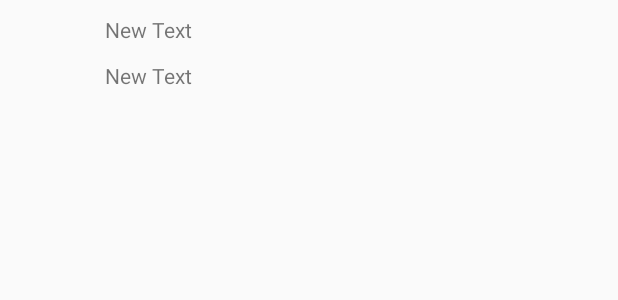
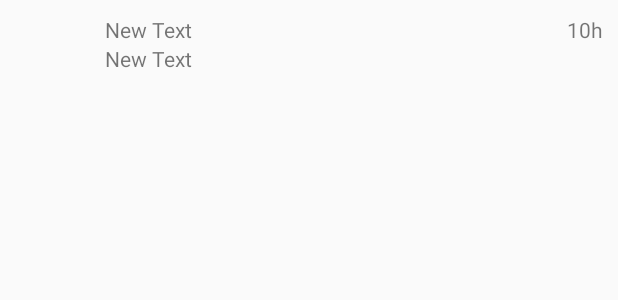
Before and after one commit to nyjalusc/TwitterClient, an Android app: the layout item_tweet.xml on its own in the app's theme, with its tools: preview values and no code run, on a phone screen of 412 x 824 dp. Shown: the top 300 px of the screen. Run offline under Robolectric (Android 15) with nearby library versions, the phone set to English and light mode, and no system bars.

Commit message:
Show Relative time in the layout

```diff
--- a/app/src/main/java/com/codepath/apps/MySimpleTweets/adapters/TweetsArrayAdapter.java
+++ b/app/src/main/java/com/codepath/apps/MySimpleTweets/adapters/TweetsArrayAdapter.java
@@ -20,6 +20,7 @@ public class TweetsArrayAdapter extends ArrayAdapter<Tweet> {
     // ViewHolder Pattern
     private static class ViewHolder {
         ImageView ivProfileImage;
+        TextView tvRelativeTime;
         TextView tvUserName;
         TextView tvBody;
     }
@@ -37,6 +38,7 @@ public class TweetsArrayAdapter extends ArrayAdapter<Tweet> {
         if (convertView == null) {
             convertView = LayoutInflater.from(getContext()).inflate(R.layout.item_tweet, parent, false);
             viewHolder.ivProfileImage = (ImageView) convertView.findViewById(R.id.ivProfileImage);
+            viewHolder.tvRelativeTime = (TextView) convertView.findViewById(R.id.tvRelativeTime);
             viewHolder.tvUserName = (TextView) convertView.findViewById(R.id.tvUserName);
             viewHolder.tvBody = (TextView) convertView.findViewById(R.id.tvBody);
             convertView.setTag(viewHolder);
@@ -47,6 +49,7 @@ public class TweetsArrayAdapter extends ArrayAdapter<Tweet> {
         // Remove old image and set a new one
         viewHolder.ivProfileImage.setImageResource(android.R.color.transparent);
         Picasso.with(getContext()).load(tweet.getUser().getProfileImageUrl()).error(R.drawable.abc_ab_share_pack_holo_dark).into(viewHolder.ivProfileImage);
+        viewHolder.tvRelativeTime.setText(tweet.getRelativeTime());
         viewHolder.tvBody.setText(tweet.getBody());
         viewHolder.tvUserName.setText(tweet.getUser().getScreenName());
         return convertView;
--- a/app/src/main/java/com/codepath/apps/MySimpleTweets/net/TwitterClient.java
+++ b/app/src/main/java/com/codepath/apps/MySimpleTweets/net/TwitterClient.java
@@ -1,6 +1,7 @@
 package com.codepath.apps.MySimpleTweets.net;
 
 import android.content.Context;
+import android.util.Log;
 
 import com.codepath.apps.MySimpleTweets.activities.TimelineActivity.TimelineParams;
 import com.codepath.oauth.OAuthBaseClient;
@@ -55,14 +56,17 @@ public class TwitterClient extends OAuthBaseClient {
 		Set<String> keys = endpointKeyMap.keySet();
 		for (String key : keys) {
 			if (key.equals(TimelineParams.COUNT.toString())) {
+				Log.d("DEBUG COUNT", endpointKeyMap.get(key).toString());
 				params.put(key, Integer.parseInt(endpointKeyMap.get(key)));
 			} else {
 				String value = endpointKeyMap.get(key);
 				if (value != null) {
+					Log.d("DEBUG", endpointKeyMap.get(key).toString());
 					params.put(key, Long.parseLong(endpointKeyMap.get(key)));
 				}
 			}
 		}
+		Log.d("DEBUG", "executing");
 		// Execute the request
 		getClient().get(apiUrl, params, handler);
 	}
--- a/app/src/main/res/layout/item_tweet.xml
+++ b/app/src/main/res/layout/item_tweet.xml
@@ -24,8 +24,17 @@
     <TextView
         android:layout_width="wrap_content"
         android:layout_height="wrap_content"
+        android:id="@+id/tvRelativeTime"
+        android:text="10h"
+        android:layout_alignParentRight="true"
+        android:layout_above="@+id/tvBody"/>
+
+    <TextView
+        android:layout_width="wrap_content"
+        android:layout_height="wrap_content"
         android:text="New Text"
         android:id="@+id/tvBody"
+        android:layout_below="@+id/tvUserName"
         android:layout_alignBottom="@+id/ivProfileImage"
         android:layout_toRightOf="@+id/ivProfileImage"
         android:layout_toEndOf="@+id/ivProfileImage" />
```
Also changed, not shown: app/src/main/java/com/codepath/apps/MySimpleTweets/Helpers/RelativeDate.java (added, +35 -0 lines), app/src/main/java/com/codepath/apps/MySimpleTweets/models/Tweet.java (+14 -0 lines).
